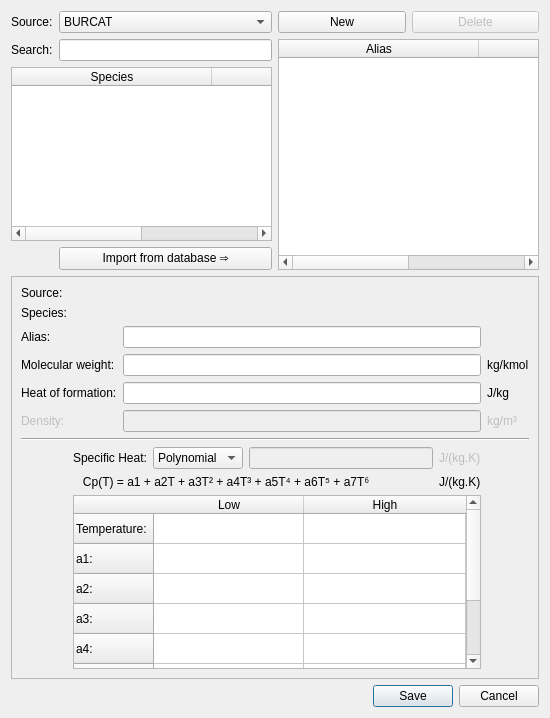
Old version of the form gui/uifiles/species_popup.ui in the repository truongd8593/mfix.
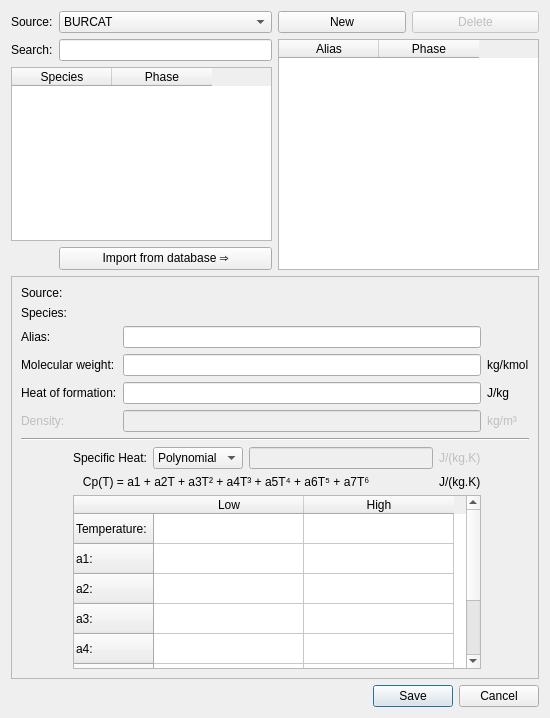
New version of the form.

```diff
--- a/gui/uifiles/species_popup.ui
+++ b/gui/uifiles/species_popup.ui
@@ -62,7 +62,7 @@
           <bool>true</bool>
          </attribute>
          <attribute name="horizontalHeaderDefaultSectionSize">
-          <number>200</number>
+          <number>100</number>
          </attribute>
          <attribute name="horizontalHeaderHighlightSections">
           <bool>false</bool>
@@ -71,7 +71,7 @@
           <number>0</number>
          </attribute>
          <attribute name="horizontalHeaderStretchLastSection">
-          <bool>true</bool>
+          <bool>false</bool>
          </attribute>
          <attribute name="verticalHeaderVisible">
           <bool>false</bool>
@@ -150,7 +150,7 @@
           <bool>true</bool>
          </attribute>
          <attribute name="horizontalHeaderDefaultSectionSize">
-          <number>200</number>
+          <number>100</number>
          </attribute>
          <attribute name="horizontalHeaderHighlightSections">
           <bool>false</bool>
@@ -159,7 +159,7 @@
           <number>0</number>
          </attribute>
          <attribute name="horizontalHeaderStretchLastSection">
-          <bool>true</bool>
+          <bool>false</bool>
          </attribute>
          <attribute name="verticalHeaderVisible">
           <bool>false</bool>
@@ -376,7 +376,10 @@
          <number>150</number>
         </attribute>
         <attribute name="horizontalHeaderStretchLastSection">
-         <bool>true</bool>
+         <bool>false</bool>
+        </attribute>
+        <attribute name="verticalHeaderHighlightSections">
+         <bool>false</bool>
         </attribute>
         <row>
          <property name="text">
```
Left out of the diff: 10 changed lines with no effect on the pictures.
